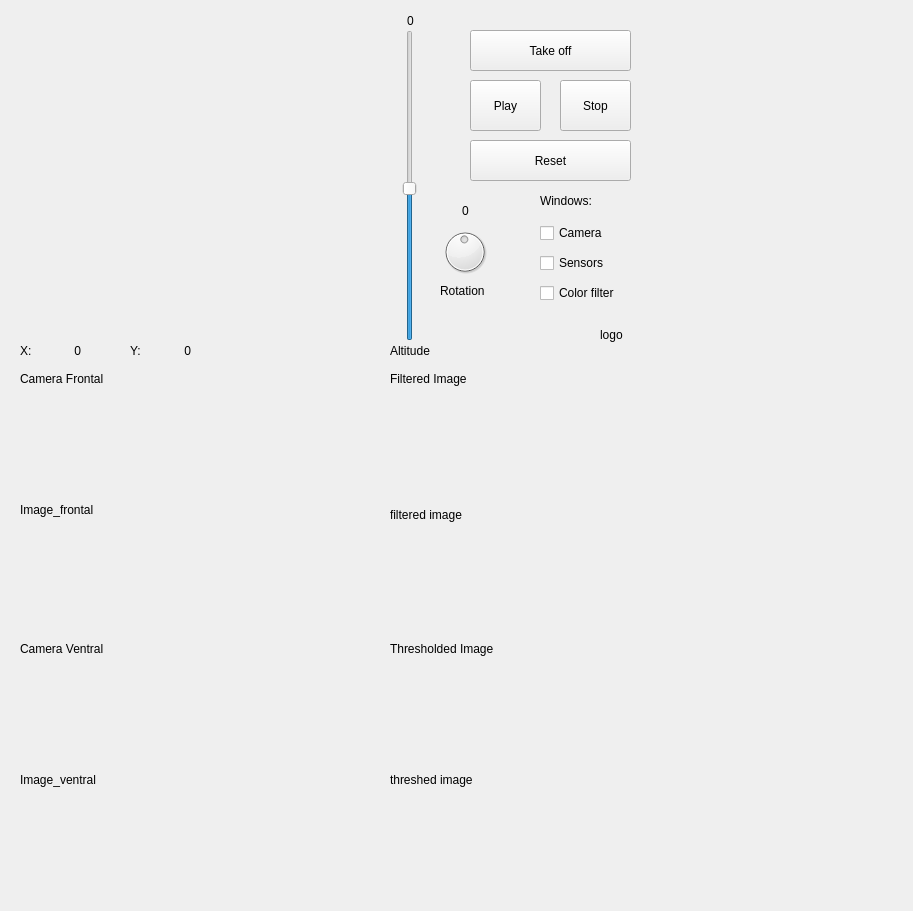
TheRoboticsClub/colab-gsoc2019-Nikhil_Khedekar, file catkin_ws/src/rqt_follow_road/resource/FollowRoad.ui: the form before one commit.
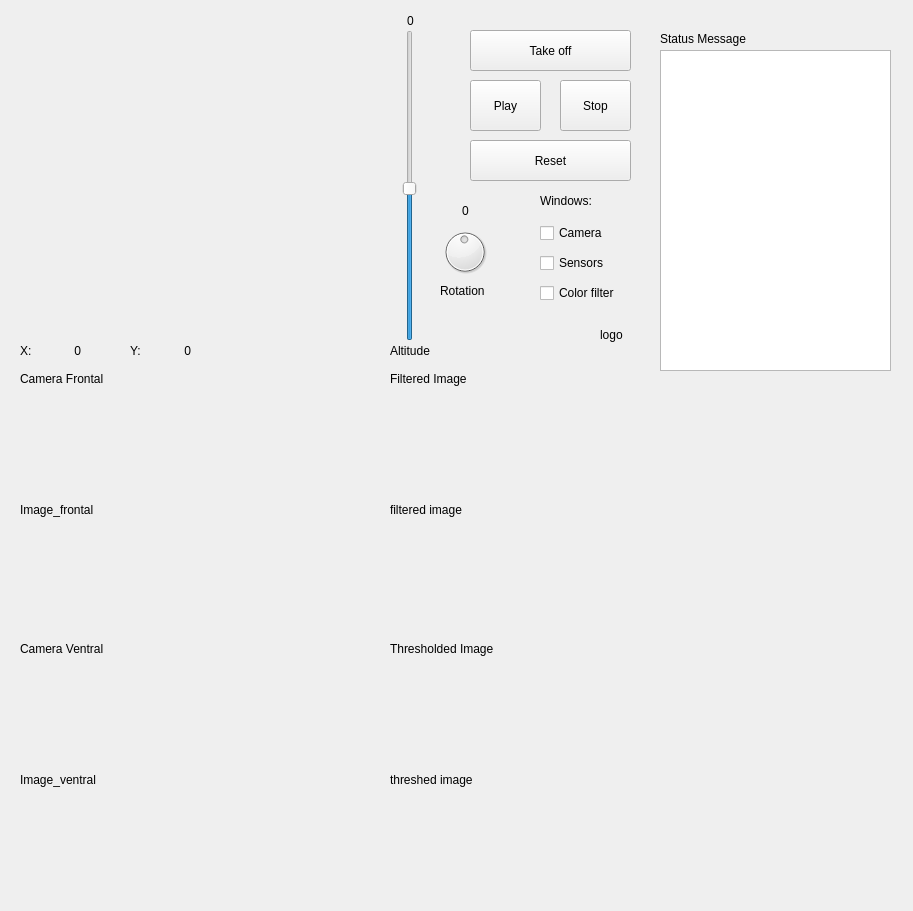
The form after the commit. Icons and pictures are not drawn.

What changed in the file:
```diff
--- a/catkin_ws/src/rqt_follow_road/resource/FollowRoad.ui
+++ b/catkin_ws/src/rqt_follow_road/resource/FollowRoad.ui
@@ -406,7 +406,7 @@
      <x>390</x>
      <y>390</y>
      <width>320</width>
-     <height>249</height>
+     <height>240</height>
     </rect>
    </property>
    <property name="text">
@@ -426,6 +426,29 @@
     <string>threshed image</string>
    </property>
   </widget>
+  <widget class="QTextEdit" name="term_out">
+   <property name="geometry">
+    <rect>
+     <x>660</x>
+     <y>50</y>
+     <width>231</width>
+     <height>321</height>
+    </rect>
+   </property>
+  </widget>
+  <widget class="QLabel" name="label_5">
+   <property name="geometry">
+    <rect>
+     <x>660</x>
+     <y>30</y>
+     <width>111</width>
+     <height>17</height>
+    </rect>
+   </property>
+   <property name="text">
+    <string>Status Message</string>
+   </property>
+  </widget>
  </widget>
  <resources/>
  <connections/>
```
